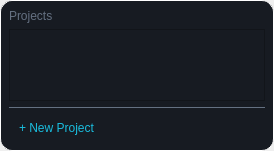
Qt form projectswidget.ui (drillarium/FrameFlow) before a commit.
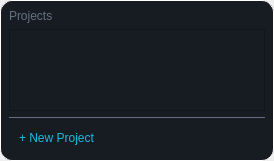
The same form after that commit.

Patch:
```diff
--- a/projectswidget.ui
+++ b/projectswidget.ui
@@ -7,7 +7,7 @@
     <x>0</x>
     <y>0</y>
     <width>274</width>
-    <height>151</height>
+    <height>161</height>
    </rect>
   </property>
   <property name="windowTitle">
@@ -127,6 +127,9 @@
         <property name="text">
          <string>+ New Project</string>
         </property>
+        <property name="autoDefault">
+         <bool>false</bool>
+        </property>
        </widget>
       </item>
      </layout>
```
